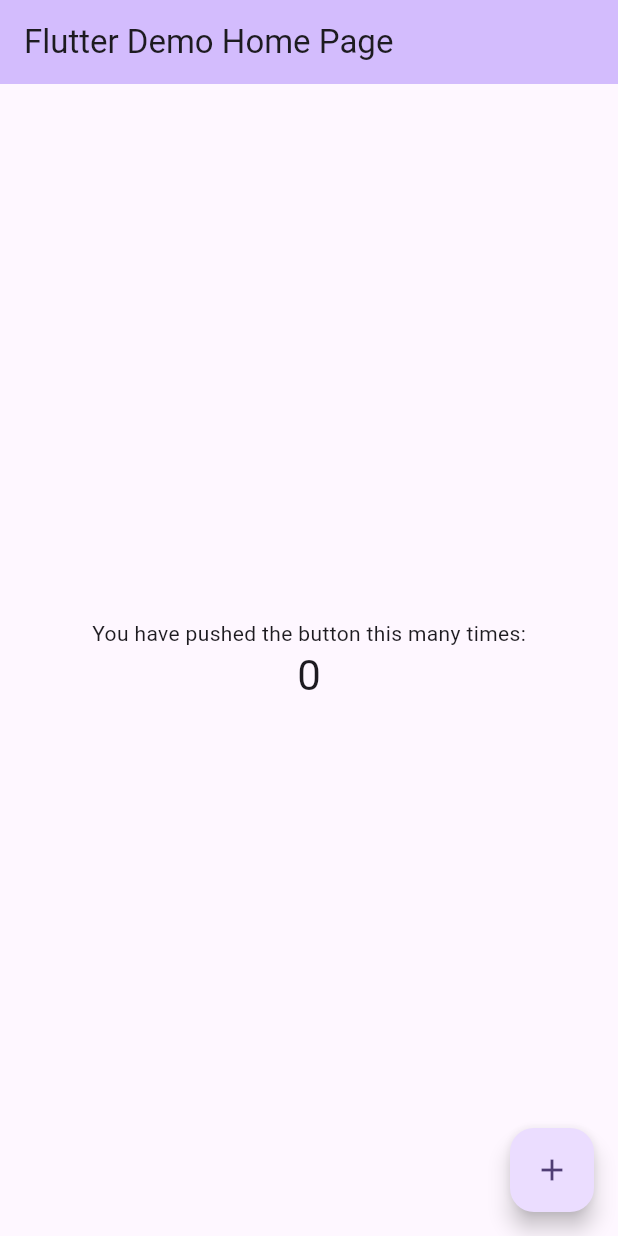
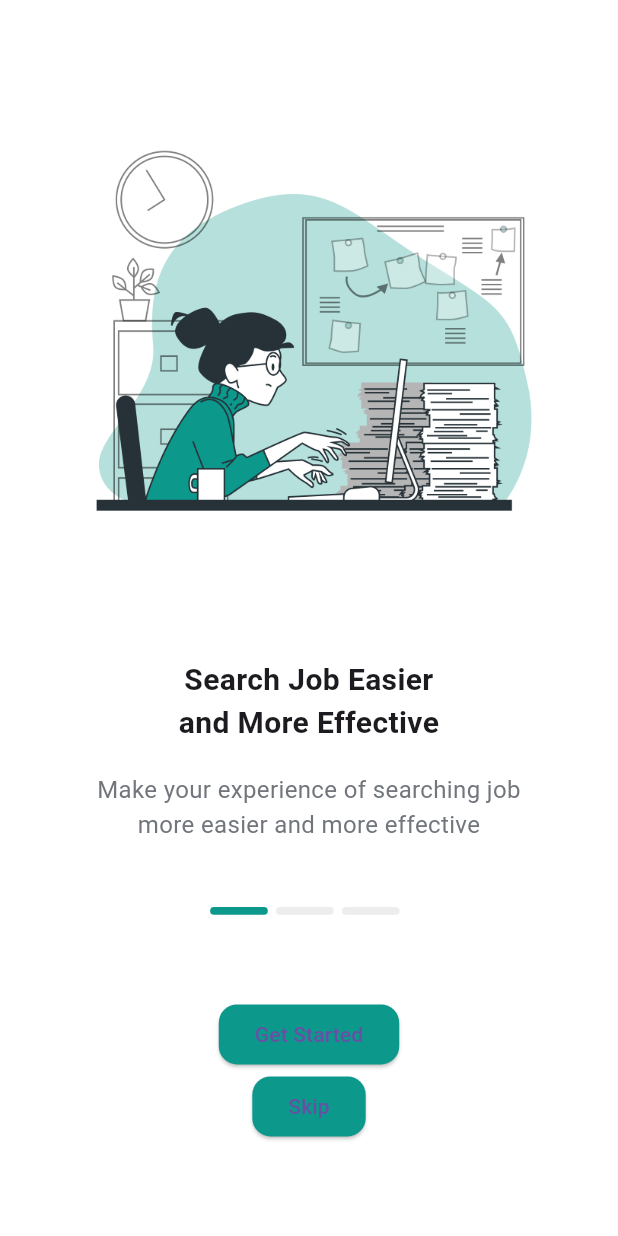
Before and after one commit to MooAli49/next_step, a Flutter app: the screen it shows after launch, on a phone screen of 412 x 824 dp. Run offline on Flutter 3.47's test engine with Material 3 defaults, Android fonts, the phone set to English and light mode, and no system bars; our stand-ins replace flutter_screenutil, flutter_secure_storage, get, shared_preferences.

Commit message:
Implement onboarding flow with splash and onboarding screens, add routing, and update dependencies

```diff
--- /dev/null
+++ b/devtools_options.yaml
@@ -0,0 +1,3 @@
+description: This file stores settings for Dart & Flutter DevTools.
+documentation: https://docs.flutter.dev/tools/devtools/extensions#configure-extension-enablement-states
+extensions:
--- a/lib/core/routing/routes.dart
+++ b/lib/core/routing/routes.dart
@@ -1,4 +1,19 @@
+import 'package:get/get_navigation/src/routes/get_route.dart';
+import 'package:next_step/features/splash%20&%20onboarding/presentation/onboarding_screen.dart';
+import 'package:next_step/features/splash%20&%20onboarding/presentation/splash_screen.dart';
+
 class Routes {
+  static const String splash = '/';
+  static const String onboarding = '/onboarding';
+  static const String login = '/login';
+  static const String register = '/register';
   static const String home = '/home';
-  static const String addNewOrder = '/add-new-order';
+
+  static List<GetPage> getPages = [
+    GetPage(name: splash, page: () => SplashScreen()),
+    GetPage(name: onboarding, page: () => OnboardingScreen()),
+    // GetPage(name: login, page: () => LoginScreen()),
+    // GetPage(name: register, page: () => RegisterScreen()),
+    // GetPage(name: home, page: () => HomeScreen()),
+  ];
 }
--- /dev/null
+++ b/lib/core/styles/app_styles.dart
@@ -0,0 +1,14 @@
+import 'package:flutter/widgets.dart';
+
+class AppStyles {
+  static TextStyle font20w700 = TextStyle(
+    fontSize: 20,
+    fontWeight: FontWeight.w700,
+  );
+
+  static TextStyle font16w400 = TextStyle(
+    fontSize: 16,
+    fontWeight: FontWeight.w400,
+  );
+
+}
--- /dev/null
+++ b/lib/features/splash & onboarding/data/onboarding_list_data.dart
@@ -0,0 +1,22 @@
+import 'package:next_step/core/constants/app_image.dart';
+import 'package:next_step/features/splash%20&%20onboarding/data/model/onboarding_model.dart';
+
+List<OnboardingModel> onboardingListData = [
+  OnboardingModel(
+    title: "Search Job Easier\nand More Effective",
+    description:
+        "Make your experience of searching job\nmore easier and more effective",
+    image: AppImage.onboarding1,
+  ),
+  OnboardingModel(
+    title: "Apply for job\nanywhere & anytime",
+    description:
+        "NextStep makes you can apply for job from anywhere and anytime",
+    image: AppImage.onboarding2,
+  ),
+  OnboardingModel(
+    title: "Help find the right job\nwith your desire",
+    description: "NextStep can help you find the right job with your desire",
+    image: AppImage.onboarding3,
+  ),
+];
--- /dev/null
+++ b/lib/features/splash & onboarding/presentation/onboarding_screen.dart
@@ -0,0 +1,96 @@
+import 'package:flutter/material.dart';
+import 'package:flutter_screenutil/flutter_screenutil.dart';
+import 'package:next_step/core/extension/spacer.dart';
+import 'package:next_step/core/styles/app_styles.dart';
+import 'package:next_step/core/theme/color_manager.dart';
+import 'package:next_step/features/splash%20&%20onboarding/data/onboarding_list_data.dart';
+
+class OnboardingScreen extends StatelessWidget {
+  const OnboardingScreen({super.key});
+
+  @override
+  Widget build(BuildContext context) {
+    return Scaffold(
+      backgroundColor: ColorManager.white,
+      body: PageView.builder(
+        itemCount: onboardingListData.length,
+        itemBuilder: (context, index) {
+          return Column(
+            mainAxisAlignment: MainAxisAlignment.center,
+            children: [
+              Image.asset(
+                onboardingListData[index].image,
+                width: 316.w,
+                height: 316.h,
+              ),
+              VerticalSpace(55),
+              Text(
+                onboardingListData[index].title,
+                style: AppStyles.font20w700,
+                textAlign: TextAlign.center,
+              ),
+              VerticalSpace(18),
+              Text(
+                onboardingListData[index].description,
+                style: AppStyles.font16w400.copyWith(color: ColorManager.grey),
+                textAlign: TextAlign.center,
+              ),
+              VerticalSpace(43),
+              Row(
+                mainAxisAlignment: MainAxisAlignment.center,
+                children: List.generate(onboardingListData.length, (index) {
+                  return Container(
+                    width: 35.w,
+                    height: 5.h,
+                    margin: EdgeInsets.only(right: 5.w),
+                    decoration: BoxDecoration(
+                      color: index == 0
+                          ? ColorManager.primary
+                          : ColorManager.whiteED,
+                      borderRadius: BorderRadius.circular(24.r),
+                    ),
+                  );
+                }),
+              ),
+              VerticalSpace(55),
+              ElevatedButton(
+                style: ElevatedButton.styleFrom(
+                  backgroundColor: ColorManager.primary,
+                  shape: RoundedRectangleBorder(
+                    borderRadius: BorderRadius.circular(12.r),
+                  ),
+                ),
+                onPressed: () {
+                  // Handle button press
+                },
+                child: Text(
+                  "Get Started",
+                  // style: AppStyles.font16w700.copyWith(
+                  //   color: ColorManager.white,
+                  // ),
+                ),
+              ),
+              ElevatedButton(
+                style: ElevatedButton.styleFrom(
+                  backgroundColor: ColorManager.primary,
+                  shape: RoundedRectangleBorder(
+                    borderRadius: BorderRadius.circular(12.r),
+                  ),
+                ),
+                onPressed: () {
+                  // Handle button press
+                },
+                child: Text(
+                  "Skip",
+                  // style: AppStyles.font16w700.copyWith(
+                  //   color: ColorManager.white,
+                  // ),
+                ),
+              ),
+            ],
+          );
+        },
+      ),
+    );
+  }
+}
--- a/lib/main.dart
+++ b/lib/main.dart
@@ -1,65 +1,6 @@
 import 'package:flutter/material.dart';
+import 'package:next_step/next_step.dart';
 
 void main() {
-  runApp(const MyApp());
+  runApp(const NextStep());
 }
-
-class MyApp extends StatelessWidget {
-  const MyApp({super.key});
-
-  @override
-  Widget build(BuildContext context) {
-    return MaterialApp(
-      title: 'Flutter Demo',
-      theme: ThemeData(colorScheme: .fromSeed(seedColor: Colors.deepPurple)),
-      home: const MyHomePage(title: 'Flutter Demo Home Page'),
-    );
-  }
-}
-
-class MyHomePage extends StatefulWidget {
-  const MyHomePage({super.key, required this.title});
-
-  final String title;
-
-  @override
-  State<MyHomePage> createState() => _MyHomePageState();
-}
-
-class _MyHomePageState extends State<MyHomePage> {
-  int _counter = 0;
-
-  void _incrementCounter() {
-    setState(() {
-      _counter++;
-    });
-  }
-
-  @override
-  Widget build(BuildContext context) {
-    return Scaffold(
-      appBar: AppBar(
-        backgroundColor: Theme.of(context).colorScheme.inversePrimary,
-
-        title: Text(widget.title),
-      ),
-      body: Center(
-        child: Column(
-          mainAxisAlignment: .center,
-          children: [
-            const Text('You have pushed the button this many times:'),
-            Text(
-              '$_counter',
-              style: Theme.of(context).textTheme.headlineMedium,
-            ),
-          ],
-        ),
-      ),
-      floatingActionButton: FloatingActionButton(
-        onPressed: _incrementCounter,
-        tooltip: 'Increment',
-        child: const Icon(Icons.add),
-      ),
-    );
-  }
-}
--- /dev/null
+++ b/lib/next_step.dart
@@ -0,0 +1,26 @@
+import 'package:flutter/material.dart';
+import 'package:flutter_screenutil/flutter_screenutil.dart';
+import 'package:get/get.dart';
+import 'package:next_step/core/routing/routes.dart';
+import 'package:next_step/features/splash%20&%20onboarding/presentation/splash_screen.dart';
+
+class NextStep extends StatelessWidget {
+  const NextStep({super.key});
+
+  @override
+  Widget build(BuildContext context) {
+    return GetMaterialApp(
+      debugShowCheckedModeBanner: false,
+
+      home: ScreenUtilInit(
+        designSize: Size(375, 812),
+        minTextAdapt: true,
+        splitScreenMode: true,
+
+        child: SplashScreen(),
+      ),
+      initialRoute: Routes.splash,
+      getPages: Routes.getPages,
+    );
+  }
+}
--- a/pubspec.yaml
+++ b/pubspec.yaml
@@ -22,6 +22,7 @@ dependencies:
   flutter_svg: ^2.2.3
   pretty_dio_logger: ^1.4.0
   flutter_secure_storage: ^10.0.0
+  flutter_screenutil: ^5.9.3
 
 dev_dependencies:
   flutter_test:
```
Also changed, not shown: lib/core/constants/app_image.dart (added, +15 -0 lines), lib/core/extension/spacer.dart (added, +22 -0 lines), lib/features/splash & onboarding/data/model/onboarding_model.dart (added, +11 -0 lines), lib/features/splash & onboarding/presentation/splash_screen.dart (added, +90 -0 lines), pubspec.lock, 1 other file.
